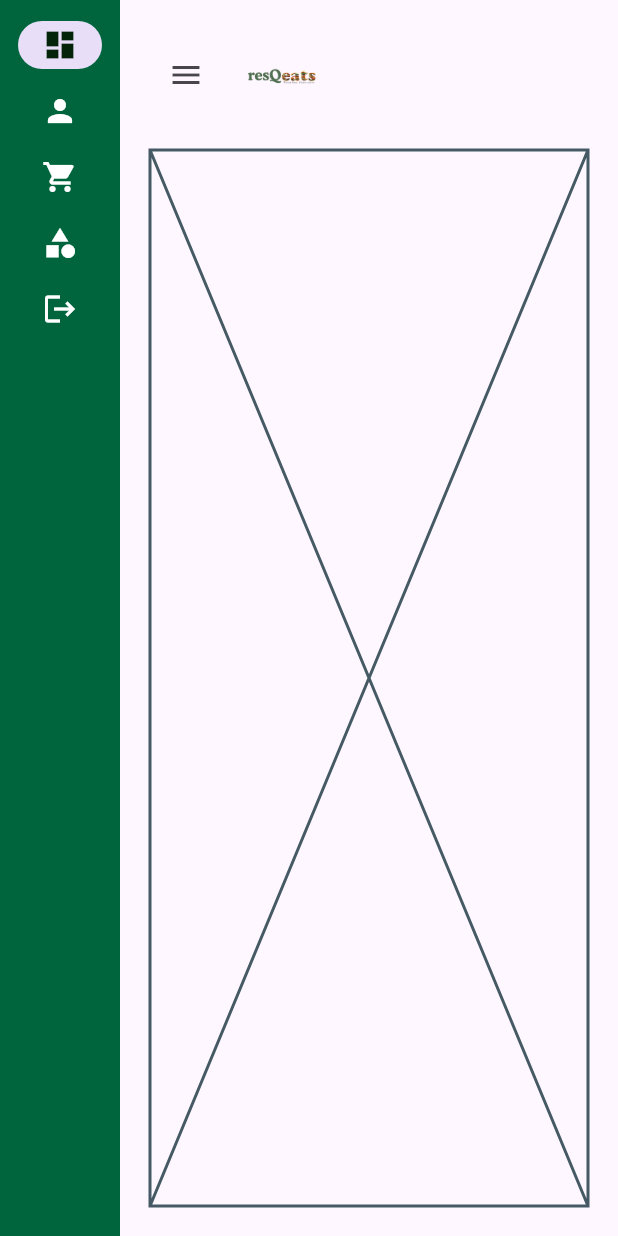
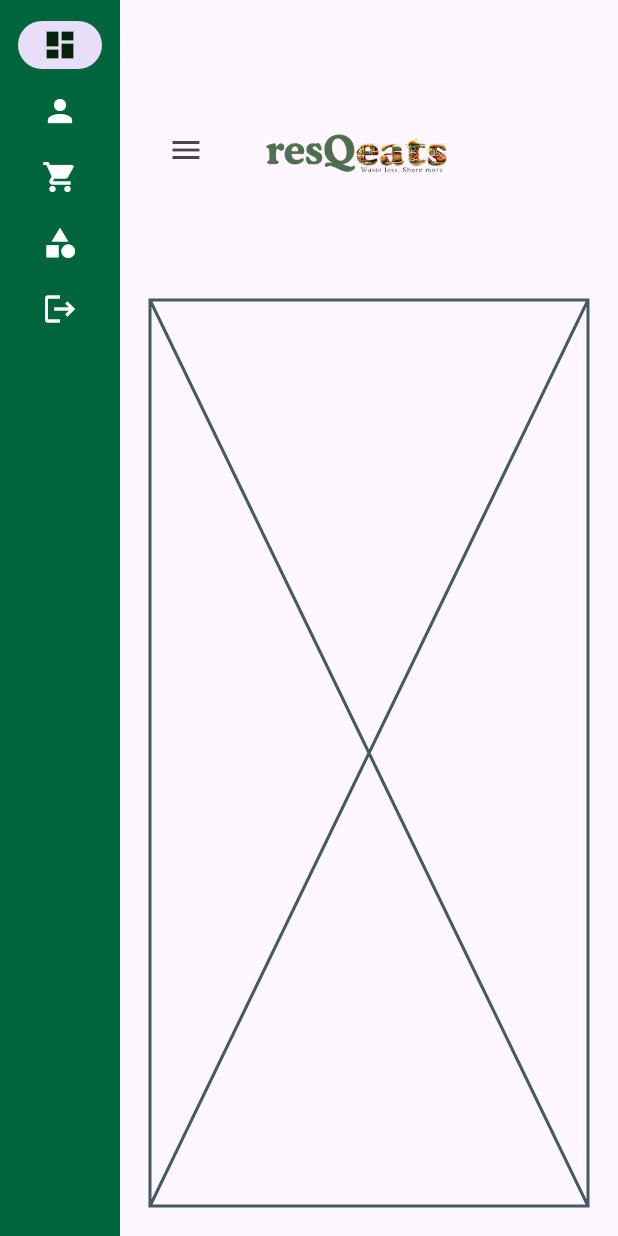
Before and after one commit to Saif-Yahyaoui/Flutter, a Flutter app: the screen it shows after launch, on a phone screen of 412 x 824 dp. Run offline on Flutter 3.47's test engine with Material 3 defaults, Android fonts, the phone set to English and light mode, and no system bars; network calls fail.

Commit message:
modification image

```diff
--- a/lib/dashboard/dashboard_screen.dart
+++ b/lib/dashboard/dashboard_screen.dart
@@ -87,8 +87,8 @@ class _DashboardScreenState extends State<DashboardScreen> {
                           SizedBox(width: 10.0),
                           Image.asset(
                             'images/logoflutter.png',
-                            height: 60,
-                            width: 60,
+                            height: 160,
+                            width: 160,
                           ),
                         ],
                       ),
```
